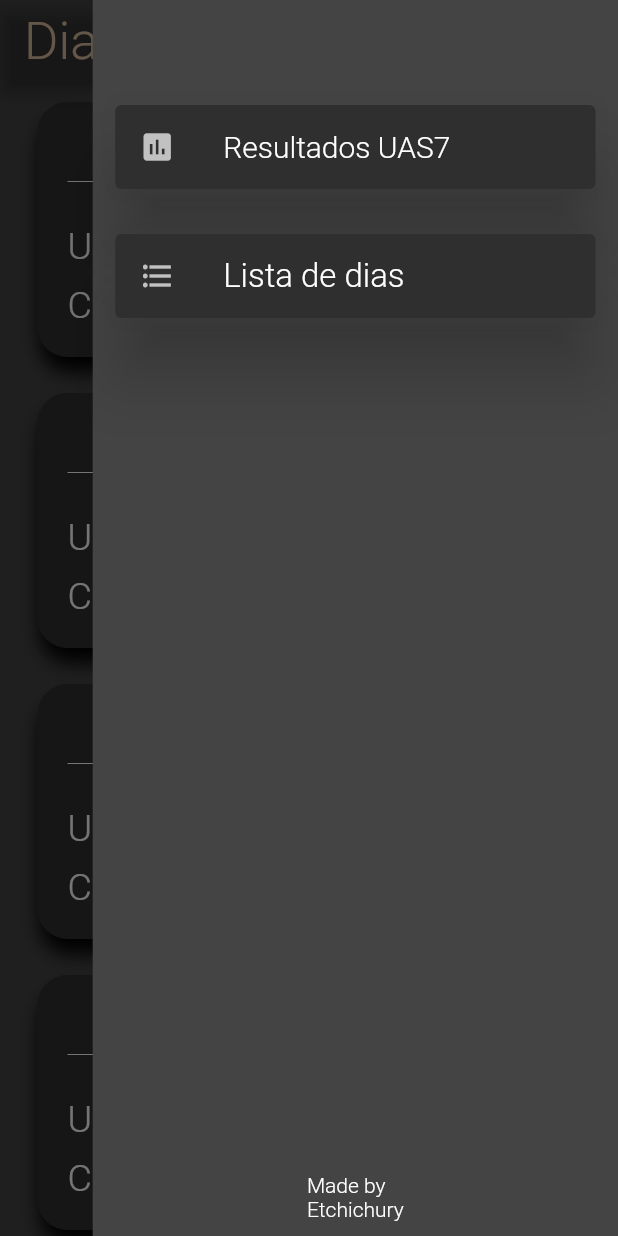
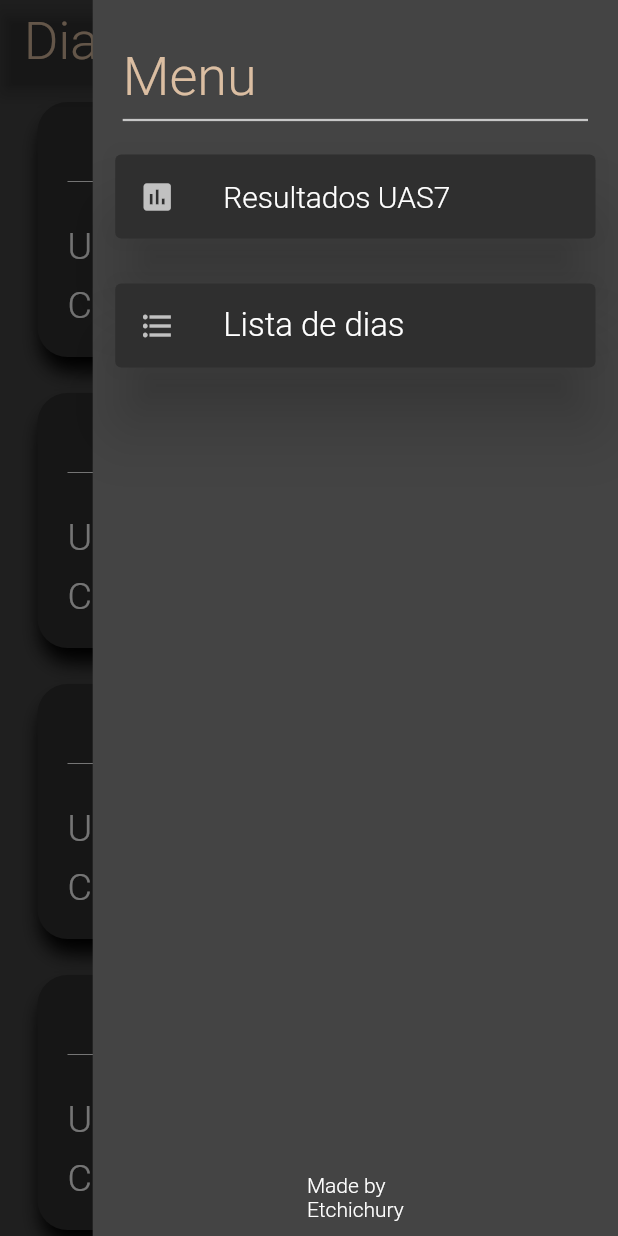
Before and after one commit to etchichury/uas7-form, a Flutter app: the screen it shows after launch, with the side drawer open, on a phone screen of 412 x 824 dp. Run offline on Flutter 3.47's test engine with Material 2 defaults, Android fonts, the phone set to English and light mode, and no system bars.

Commit message:
Add a "title" to the Drawer

```diff
--- a/uas7/lib/components/end_drawer.dart
+++ b/uas7/lib/components/end_drawer.dart
@@ -14,6 +14,25 @@ class EndDrawer extends StatelessWidget {
       color: backgroundColor,
       child: Column(
         children: [
+          SizedBox(height: 30),
+          Container(
+            alignment: Alignment.topLeft,
+            margin: EdgeInsets.only(left: 20),
+            child: Text(
+              'Menu',
+              style: TextStyle(
+                fontSize: 36,
+                fontWeight: FontWeight.w300,
+                color: secondaryColor
+              ),
+            ),
+          ),
+          Divider(
+            color: secondaryWhiteColor,
+            indent: 20,
+            endIndent: 20,
+            thickness: 1.5,
+          ),
           Card(
             child: ListTile(
               leading: Icon(Icons.assessment, color: secondaryWhiteColor,),
@@ -28,7 +47,7 @@ class EndDrawer extends StatelessWidget {
             onTap: null, // TODO: lead to results
             ),
             color: primaryColor,
-            margin: EdgeInsets.fromLTRB(15, 70, 15, 15),
+            margin: EdgeInsets.fromLTRB(15, 15, 15, 15),
             elevation: 20.0,
           ),
           Card(
```
